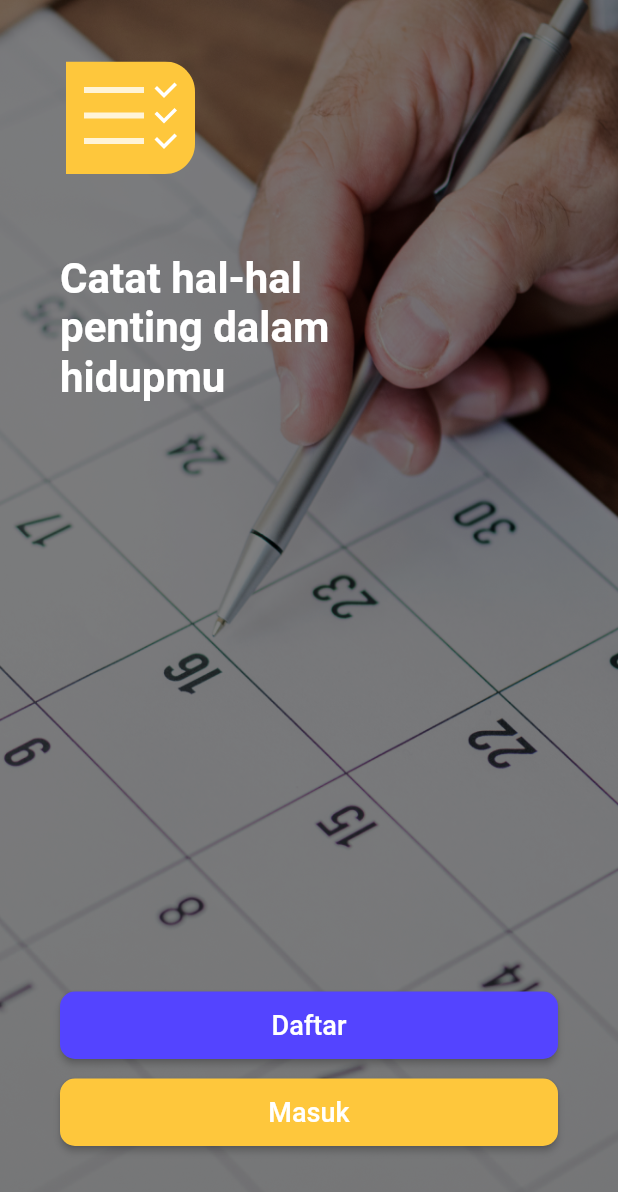
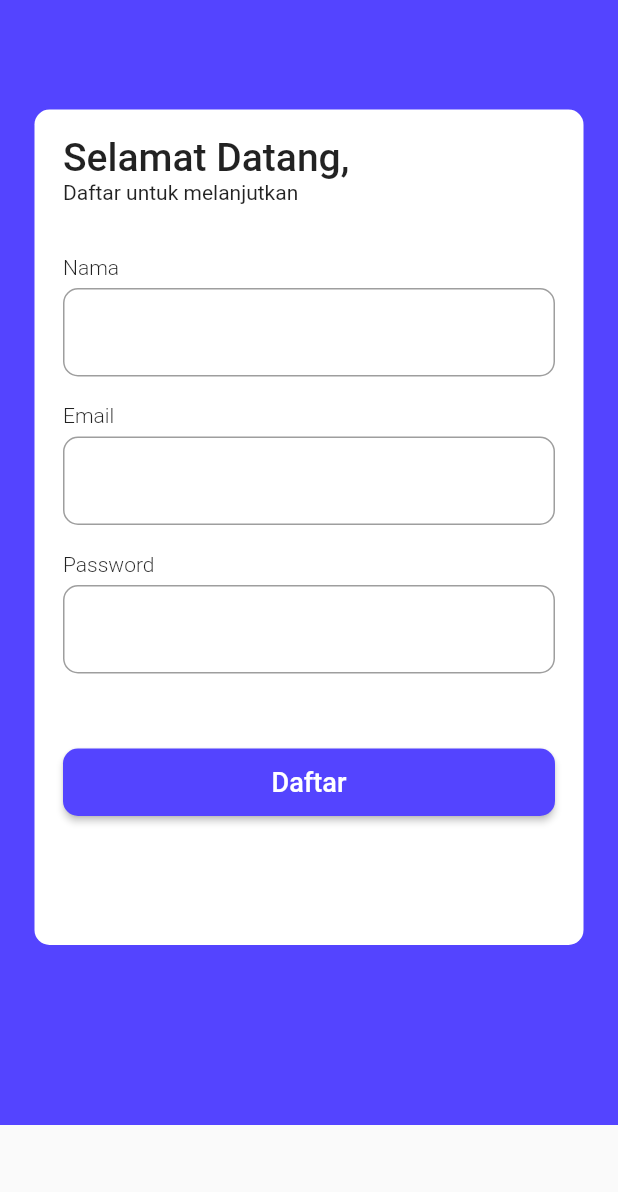
Before and after one commit to fauziriski/schedule_flutter, a Flutter app: the screen it shows after launch, after a tap on "Daftar", on a phone screen of 412 x 824 dp. Shown: the top 1192 px of the screen. Run offline on Flutter 3.47's test engine with Material 2 defaults, Android fonts, the phone set to English and light mode, and no system bars; our stand-ins replace flutter_svg, hexcolor.

Commit message:
register

```diff
--- a/lib/ui/get_started.dart
+++ b/lib/ui/get_started.dart
@@ -3,6 +3,7 @@ import 'package:flutter/rendering.dart';
 import 'package:flutter_svg/flutter_svg.dart';
 import 'package:hexcolor/hexcolor.dart';
 import 'package:schedule_app/ui/login.dart';
+import 'package:schedule_app/ui/register.dart';
 
 void main() {
   runApp(GetStarted());
@@ -53,7 +54,12 @@ class _GetStartedState extends State<GetStarted> {
                       width: double.infinity,
                       height: 45,
                       child: ElevatedButton(
-                        onPressed: (() {}),
+                        onPressed: (() {
+                          Navigator.push(context,
+                              MaterialPageRoute(builder: (context) {
+                            return Register();
+                          }));
+                        }),
                         child: Text(
                           "Daftar",
                           style: TextStyle(
--- /dev/null
+++ b/lib/ui/register.dart
@@ -0,0 +1,137 @@
+import 'package:flutter/material.dart';
+import 'package:hexcolor/hexcolor.dart';
+
+void main() {
+  runApp(Register());
+}
+
+class Register extends StatefulWidget {
+  @override
+  _RegisterState createState() => _RegisterState();
+}
+
+class _RegisterState extends State<Register> {
+  @override
+  Widget build(BuildContext context) {
+    return MaterialApp(
+      home: Scaffold(
+        body: SafeArea(
+            child: ListView(
+          children: [
+            Container(
+              height: 750,
+              alignment: Alignment.center,
+              color: HexColor("#5444FF"),
+              padding:
+                  EdgeInsets.only(top: 73, bottom: 120, right: 23, left: 23),
+              child: Container(
+                padding:
+                    EdgeInsets.only(top: 17, bottom: 53, right: 19, left: 19),
+                child: ListView(
+                  children: <Widget>[
+                    Text(
+                      "Selamat Datang,",
+                      style: TextStyle(
+                          fontFamily: "Roboto",
+                          fontSize: 26,
+                          fontWeight: FontWeight.w500),
+                    ),
+                    Text(
+                      "Daftar untuk melanjutkan",
+                      style: TextStyle(
+                          fontFamily: "Roboto",
+                          fontSize: 14,
+                          fontWeight: FontWeight.w400),
+                    ),
+                    SizedBox(height: 34),
+                    //name
+                    Column(
+                      crossAxisAlignment: CrossAxisAlignment.start,
+                      children: <Widget>[
+                        Text("Nama",
+                            style: TextStyle(
+                                fontFamily: "Roboto",
+                                fontSize: 14,
+                                fontWeight: FontWeight.w300)),
+                        SizedBox(height: 6),
+                        TextField(
+                          decoration: InputDecoration(
+                            border: OutlineInputBorder(
+                                borderRadius: BorderRadius.circular(10)),
+                          ),
+                        ),
+                      ],
+                    ),
+                    SizedBox(height: 18),
+                    //email
+                    Column(
+                      crossAxisAlignment: CrossAxisAlignment.start,
+                      children: <Widget>[
+                        Text("Email",
+                            style: TextStyle(
+                                fontFamily: "Roboto",
+                                fontSize: 14,
+                                fontWeight: FontWeight.w300)),
+                        SizedBox(height: 6),
+                        TextField(
+                          decoration: InputDecoration(
+                            border: OutlineInputBorder(
+                                borderRadius: BorderRadius.circular(10)),
+                          ),
+                        ),
+                      ],
+                    ),
+                    SizedBox(height: 18),
+                    //password
+                    Column(
+                      crossAxisAlignment: CrossAxisAlignment.start,
+                      children: <Widget>[
+                        Text("Password",
+                            style: TextStyle(
+                                fontFamily: "Roboto",
+                                fontSize: 14,
+                                fontWeight: FontWeight.w300)),
+                        SizedBox(height: 6),
+                        TextField(
+                          decoration: InputDecoration(
+                            border: OutlineInputBorder(
+                                borderRadius: BorderRadius.circular(10)),
+                          ),
+                        ),
+                      ],
+                    ),
+                    SizedBox(height: 50),
+                    SizedBox(
+                        width: double.infinity,
+                        height: 45,
+                        child: ElevatedButton(
+                          onPressed: (() {}),
+                          child: Text(
+                            "Daftar",
+                            style: TextStyle(
+                                fontFamily: "Roboto",
+                                fontWeight: FontWeight.w500,
+                                fontSize: 18),
+                          ),
+                          style: ButtonStyle(
+                              backgroundColor: MaterialStateProperty.all<Color>(
+                                  HexColor("#5444FF")),
+                              shape: MaterialStateProperty.all<
+                                      RoundedRectangleBorder>(
+                                  RoundedRectangleBorder(
+                                borderRadius: BorderRadius.circular(10.0),
+                              ))),
+                        )),
+                  ],
+                ),
+                decoration: BoxDecoration(
+                    color: Colors.white,
+                    borderRadius: BorderRadius.circular(10)),
+              ),
+            ),
+          ],
+        )),
+      ),
+    );
+  }
+}
```
